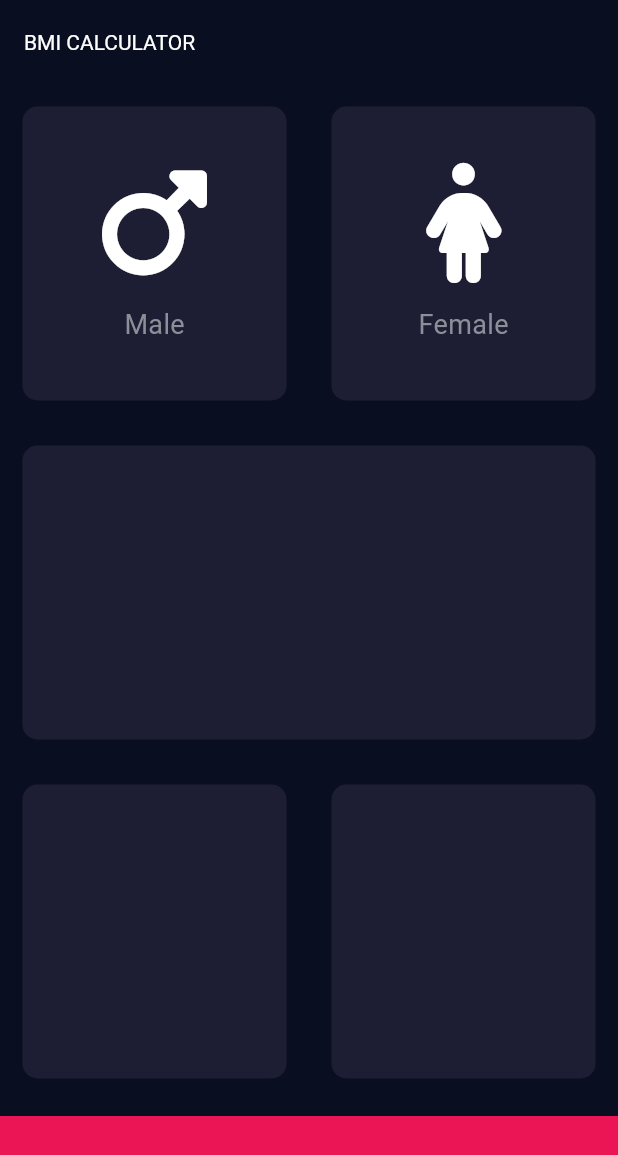
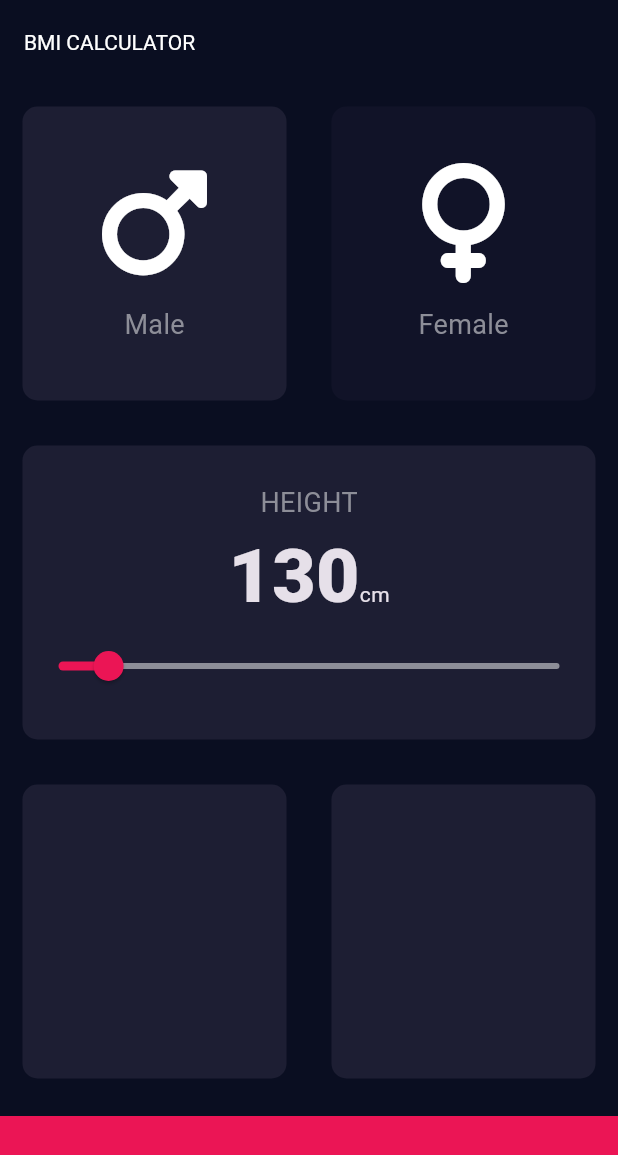
Before and after one commit to thisaraganhewa/BMI_Calculator, a Flutter app: the screen it shows after launch, on a phone screen of 412 x 824 dp. Shown: the top 1155 px of the screen. Run offline on Flutter 3.47's test engine with Material 3 defaults, Android fonts, the phone set to English and light mode, and no system bars; our stand-ins replace font_awesome_flutter.

```diff
--- /dev/null
+++ b/lib/Constants.dart
@@ -0,0 +1,19 @@
+import 'package:flutter/material.dart';
+
+
+const kBottomContainerHeight = 80.0;
+const kActiveCardColor = Color(0xFF1D1E33);
+const kInActiveCardColor = Color(0xFF111328);
+const kBottomContainerColor = Color(0xFFEB1555);
+const kSliderMin = 120.0;
+const kSliderMax = 220.0;
+
+const kLableTextStyle = TextStyle(
+    color: Color(0xFF8D8E98),
+    fontSize: 18.0
+);
+
+const kNumberStyle = TextStyle(
+    fontSize: 50.0,
+    fontWeight: FontWeight.w900
+);
--- /dev/null
+++ b/lib/IconChild.dart
@@ -0,0 +1,36 @@
+import 'package:flutter/material.dart';
+import 'package:font_awesome_flutter/font_awesome_flutter.dart';
+import 'Constants.dart';
+
+const iconSize = 80.0;
+const sizedBoxSize = 15.0;
+const fontSize = 18.0;
+
+class IconChild extends StatelessWidget {
+
+  final String? name;
+  final IconData?  icon;
+
+  IconChild( { this.name, this.icon } );
+
+  @override
+  Widget build(BuildContext context) {
+    return Column(
+      mainAxisAlignment: MainAxisAlignment.center,
+      children: [
+        Icon(
+          //FontAwesomeIcons.icon,
+          icon ?? FontAwesomeIcons.question,
+          size: iconSize,
+        ),
+        const SizedBox(
+          height: sizedBoxSize,
+        ),
+        Text(
+          name ?? '',
+          style:kLableTextStyle
+        )
+      ],
+    );
+  }
+}
--- /dev/null
+++ b/lib/ReusableCard.dart
@@ -0,0 +1,28 @@
+import 'package:flutter/material.dart';
+
+class ReusableCard extends StatelessWidget {
+
+  final Color? colour;
+  final Widget? cardChild;
+  final Function()? function;
+
+  ReusableCard({this.colour, this.cardChild, this.function});
+
+
+  @override
+  Widget build(BuildContext context) {
+    return GestureDetector(
+      onTap: function,
+      child: Container(
+        margin: const EdgeInsets.all(15.0),
+        decoration: BoxDecoration(
+          borderRadius: BorderRadius.circular(10.0),
+          color: colour,
+        ),
+        child: cardChild,
+        // height: 200.0,
+        // width: 170.0,
+      ),
+    );
+  }
+}
--- a/lib/input_page.dart
+++ b/lib/input_page.dart
@@ -1,9 +1,18 @@
+import 'dart:ui';
+
+import 'package:bmi_calculator/input_page.dart';
 import 'package:flutter/material.dart';
 import 'package:font_awesome_flutter/font_awesome_flutter.dart';
+import 'package:bmi_calculator/IconChild.dart';
+import 'package:bmi_calculator/ReusableCard.dart';
+import 'Constants.dart';
 
-const bottomContainerHeight = 80.0;
-const cardColor = Color(0xFF1D1E33);
-const bottomContainerColor = Color(0xFFEB1555);
+
+enum Gender{
+  male,
+  female
+}
+
 
 class InputPage extends StatefulWidget {
 
@@ -12,6 +21,20 @@ class InputPage extends StatefulWidget {
 }
 
 class _InputPageState extends State<InputPage> {
+
+  Color maleColor = kInActiveCardColor;
+  Color femaleColor = kInActiveCardColor;
+  Gender selectedGender = Gender.male;
+  int height = 130;
+
+  // 1 = male 2 == female
+  // void updateColor( Gender gender ){
+  //
+  //   maleColor = gender == Gender.male ? kActiveCardColor : kInActiveCardColor;
+  //   femaleColor = gender == Gender.female ? kActiveCardColor : kInActiveCardColor;
+  //
+  // }
+
   @override
   Widget build(BuildContext context) {
     return Scaffold(
@@ -25,14 +48,24 @@ class _InputPageState extends State<InputPage> {
               children: [
                 Expanded(
                   child: ReusableCard(
-                    colour: cardColor,
-                    cardChild: CardChild( name: "Male", icon: FontAwesomeIcons.mars )
+                    function: () {
+                      setState(() {
+                            selectedGender = Gender.male;
+                      });
+                    },
+                    colour: selectedGender == Gender.male ? kActiveCardColor : kInActiveCardColor,
+                    cardChild: IconChild( name: "Male", icon: FontAwesomeIcons.mars )
                   ),
                 ),
                 Expanded(
                   child: ReusableCard(
-                      colour: cardColor,
-                      cardChild: CardChild( name: "Female", icon: FontAwesomeIcons.personDress)
+                      function: () {
+                        setState(() {
+                          selectedGender = Gender.female;
+                        });
+                      },
+                      colour: selectedGender == Gender.female ? kActiveCardColor : kInActiveCardColor,
+                      cardChild: IconChild( name: "Female", icon: FontAwesomeIcons.venus)
                   ),
                 ),
               ],
@@ -42,7 +75,45 @@ class _InputPageState extends State<InputPage> {
             child: Row(
               children: [
                 Expanded(
-                  child: ReusableCard( colour: cardColor),
+                  child: ReusableCard(
+                      colour: kActiveCardColor,
+                    cardChild:Column(
+                      mainAxisAlignment: MainAxisAlignment.center,
+                      children: [
+                        const Text(
+                          "HEIGHT",
+                          style: kLableTextStyle,
+                        ),
+                        Row(
+                          mainAxisAlignment: MainAxisAlignment.center,
+                          crossAxisAlignment: CrossAxisAlignment.baseline,
+                          textBaseline: TextBaseline.alphabetic,
+                          children: [
+                            Text(
+                              height.toString(),
+                              style: kNumberStyle
+                            ),
+                            const Text(
+                              "cm"
+                            ),
+                          ],
+                        ),
+                        Slider(
+                          value: height.toDouble(),
+                          onChanged: (double newValue) {
+                            setState(() {
+                              height = newValue.round();
+                            });
+                          },
+                          min: kSliderMin,
+                          max: kSliderMax,
+                          activeColor: const Color(0xFFEB1555),
+                          inactiveColor: const Color(0xFF8D8E98),
+
+                        )
+                      ],
+                    ),
+                  ),
                 ),
               ],
             ),
@@ -51,19 +122,19 @@ class _InputPageState extends State<InputPage> {
             child: Row(
               children: [
                 Expanded(
-                  child: ReusableCard(colour: cardColor),
+                  child: ReusableCard(colour: kActiveCardColor),
                 ),
                 Expanded(
-                  child: ReusableCard(colour: cardColor),
+                  child: ReusableCard(colour: kActiveCardColor),
                 ),
               ],
             ),
           ),
           Container(
-            color: bottomContainerColor,
+            color: kBottomContainerColor,
             margin: const EdgeInsets.only(top: 10.0),
             width: double.infinity,
-            height: bottomContainerHeight,
+            height: kBottomContainerHeight,
           )
 
         ],
@@ -72,58 +143,3 @@ class _InputPageState extends State<InputPage> {
     );
   }
 }
-
-class CardChild extends StatelessWidget {
-
-  final String? name;
-  final IconData?  icon;
-
-  CardChild( { this.name, this.icon } );
-
-  @override
-  Widget build(BuildContext context) {
-    return Column(
-      mainAxisAlignment: MainAxisAlignment.center,
-      children: [
-        Icon(
-          //FontAwesomeIcons.icon,
-          icon ?? FontAwesomeIcons.question,
-          size: 80.0,
-        ),
-        const SizedBox(
-          height: 15.0,
-        ),
-        Text(
-          name ?? '',
-          style: const TextStyle(
-              color: Color(0xFF8D8E98),
-              fontSize: 18.0
-          ),
-        )
-      ],
-    );
-  }
-}
-
-class ReusableCard extends StatelessWidget {
-
-  final Color? colour;
-  final Widget? cardChild;
-
-  ReusableCard({this.colour, this.cardChild});
-
-
-  @override
-  Widget build(BuildContext context) {
-    return Container(
-      margin: const EdgeInsets.all(15.0),
-      decoration: BoxDecoration(
-        borderRadius: BorderRadius.circular(10.0),
-        color: colour,
-      ),
-      child: cardChild,
-      // height: 200.0,
-      // width: 170.0,
-    );
-  }
-}
```
